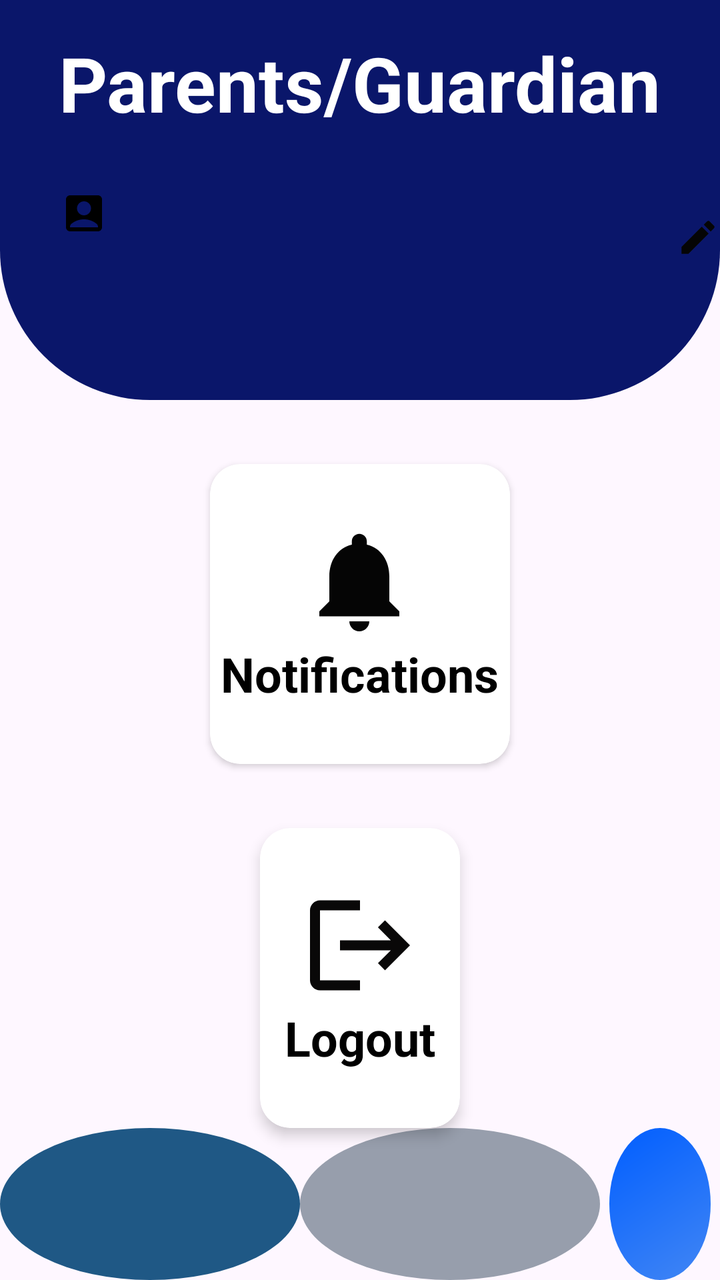
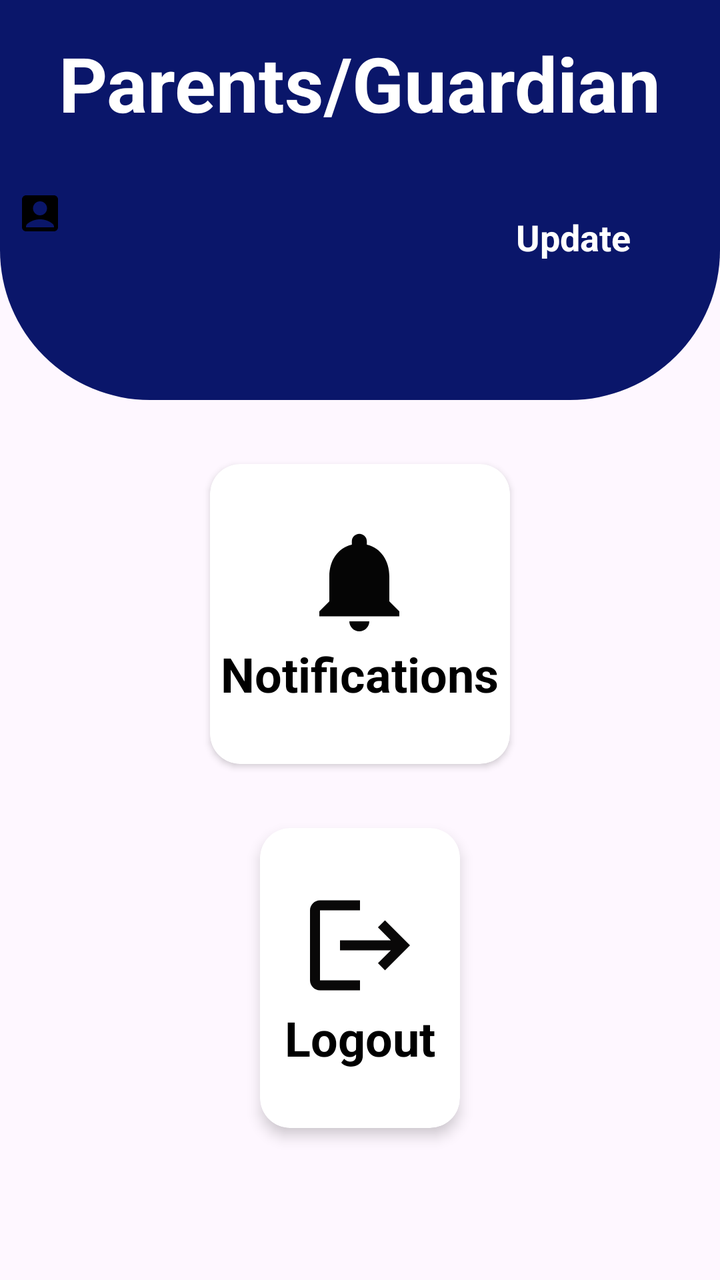

Screens rendered from an Android XML layout before and after an edit, with the pre-edit source and the edit as a unified diff.
<!-- AndroidManifest.xml: application theme Theme.Material3.Light.NoActionBar -->
<!-- res/layout/activity_parents.xml -->
<?xml version="1.0" encoding="utf-8"?>
<RelativeLayout xmlns:android="http://schemas.android.com/apk/res/android"
    xmlns:app="http://schemas.android.com/apk/res-auto"
    xmlns:tools="http://schemas.android.com/tools"
    android:id="@+id/u"
    android:layout_width="match_parent"
    android:layout_height="match_parent"
    tools:context=".Parents">

    
    <View
        android:id="@+id/view"
        android:layout_width="match_parent"
        android:layout_height="200dp"
        android:background="@drawable/bg_view" />

    
    <TextView
        android:id="@+id/pageName"
        android:layout_width="wrap_content"
        android:layout_height="wrap_content"
        android:text="@string/pageName"
        android:textSize="38sp"
        android:textStyle="bold"
        android:textColor="@color/white"
        android:layout_marginTop="16dp"
        android:layout_centerHorizontal="true" />

    
    <TextView
        android:id="@+id/user_name"
        android:layout_width="300dp"
        android:layout_height="wrap_content"
        android:layout_below="@id/pageName"
        android:layout_centerHorizontal="true"
        android:layout_marginTop="16dp"
        android:minHeight="48dp"
        app:drawableStartCompat="@drawable/user" />

    
    <ImageView
        android:id="@+id/update_parents"
        android:layout_width="wrap_content"
        android:layout_height="wrap_content"
        android:src="@drawable/edit"
        android:layout_toEndOf="@id/user_name"
        android:layout_alignBottom="@id/user_name"
        android:layout_marginStart="8dp" />

    
    <androidx.cardview.widget.CardView
        android:id="@+id/alert"
        android:layout_width="150dp"
        android:layout_height="150dp"
        android:layout_below="@id/view"
        android:layout_centerHorizontal="true"
        android:layout_marginTop="32dp"
        app:cardCornerRadius="15dp">

        <TextView
            android:layout_width="wrap_content"
            android:layout_height="wrap_content"
            android:text="@string/Notifications"
            android:textSize="24sp"
            android:textStyle="bold"
            android:layout_gravity="center"
            android:textColor="@color/black"
            app:drawableTopCompat="@drawable/notification" />

    </androidx.cardview.widget.CardView>

    
    <androidx.cardview.widget.CardView
        android:id="@+id/logout"
        android:layout_width="100dp"
        android:layout_height="150dp"
        android:layout_below="@id/alert"
        android:layout_centerHorizontal="true"
        android:layout_marginTop="32dp"
        app:cardCornerRadius="15dp"
        app:cardElevation="4dp">

        <TextView
            android:layout_width="wrap_content"
            android:layout_height="wrap_content"
            android:text="@string/logout"
            android:textSize="24sp"
            android:textStyle="bold"
            android:textColor="@color/black"
            android:layout_gravity="center"
            app:drawableTopCompat="@drawable/logout" />


    </androidx.cardview.widget.CardView>
    <ImageView
        android:id="@+id/fg"
        android:layout_width="150dp"
        android:layout_height="100dp"
        android:src="@drawable/fg_view"
        android:layout_below="@id/logout"
        android:contentDescription="@string/back"
        android:layout_alignParentBottom="true"/>
    <ImageView
        android:id="@+id/fg2"
        android:layout_width="150dp"
        android:layout_height="100dp"
        android:src="@drawable/fg_2nd"
        android:layout_below="@id/logout"
        android:contentDescription="@string/back"
        android:layout_alignParentBottom="true"
        android:layout_toEndOf="@+id/fg"/>
    <ImageView
        android:layout_width="150dp"
        android:layout_height="100dp"
        android:src="@drawable/water_drop"
        android:layout_below="@id/logout"
        android:contentDescription="@string/back"
        android:layout_alignParentBottom="true"
        android:layout_toEndOf="@+id/fg2"/>


</RelativeLayout>
<!-- resources referenced by this layout -->
<resources>
  <color name="black">#000</color>
  <color name="white">#FFFF</color>
  <!-- drawable bg_view (drawable) -->
  <?xml version="1.0" encoding="utf-8"?>
  <shape xmlns:android="http://schemas.android.com/apk/res/android">
  <corners android:bottomLeftRadius="75dp"
      android:bottomRightRadius="75dp"/>
      <solid android:color="@color/my_primary"/>
  </shape>
  <!-- drawable edit (drawable) -->
  <vector xmlns:android="http://schemas.android.com/apk/res/android" android:height="24dp" android:tint="#050505" android:viewportHeight="24" android:viewportWidth="24" android:width="24dp">
        
      <path android:fillColor="@android:color/white" android:pathData="M3,17.25V21h3.75L17.81,9.94l-3.75,-3.75L3,17.25zM20.71,7.04c0.39,-0.39 0.39,-1.02 0,-1.41l-2.34,-2.34c-0.39,-0.39 -1.02,-0.39 -1.41,0l-1.83,1.83 3.75,3.75 1.83,-1.83z"/>
      
  </vector>
  <!-- drawable fg_2nd (drawable) -->
  <?xml version="1.0" encoding="utf-8"?>
  <shape xmlns:android="http://schemas.android.com/apk/res/android"
      android:shape="oval">
      <solid android:color="#979EAC" />
  </shape>
  <!-- drawable fg_view (drawable) -->
  <?xml version="1.0" encoding="utf-8"?>
  <shape xmlns:android="http://schemas.android.com/apk/res/android"
      android:shape="oval">
      <solid android:color="#1F5885" />
  </shape>
  <!-- drawable logout (drawable) -->
  <vector xmlns:android="http://schemas.android.com/apk/res/android" android:autoMirrored="true" android:height="60dp" android:tint="#090808" android:viewportHeight="24" android:viewportWidth="24" android:width="60dp">
        
      <path android:fillColor="@android:color/white" android:pathData="M17,7l-1.41,1.41L18.17,11H8v2h10.17l-2.58,2.58L17,17l5,-5zM4,5h8V3H4c-1.1,0 -2,0.9 -2,2v14c0,1.1 0.9,2 2,2h8v-2H4V5z"/>
      
  </vector>
  <!-- drawable notification (drawable) -->
  <vector xmlns:android="http://schemas.android.com/apk/res/android" android:height="60dp" android:tint="#050505" android:viewportHeight="24" android:viewportWidth="24" android:width="60dp">
        
      <path android:fillColor="@android:color/white" android:pathData="M12,22c1.1,0 2,-0.9 2,-2h-4c0,1.1 0.89,2 2,2zM18,16v-5c0,-3.07 -1.64,-5.64 -4.5,-6.32L13.5,4c0,-0.83 -0.67,-1.5 -1.5,-1.5s-1.5,0.67 -1.5,1.5v0.68C7.63,5.36 6,7.92 6,11v5l-2,2v1h16v-1l-2,-2z"/>
      
  </vector>
  <!-- drawable user (drawable) -->
  <vector android:height="24dp" android:tint="#000000"
      android:viewportHeight="24" android:viewportWidth="24"
      android:width="24dp" xmlns:android="http://schemas.android.com/apk/res/android">
      <path android:fillColor="@android:color/white" android:pathData="M19,3H5C3.9,3 3,3.9 3,5v14c0,1.1 0.9,2 2,2h14c1.1,0 2,-0.9 2,-2V5C21,3.9 20.1,3 19,3zM12,6c1.93,0 3.5,1.57 3.5,3.5c0,1.93 -1.57,3.5 -3.5,3.5s-3.5,-1.57 -3.5,-3.5C8.5,7.57 10.07,6 12,6zM19,19H5v-0.23c0,-0.62 0.28,-1.2 0.76,-1.58C7.47,15.82 9.64,15 12,15s4.53,0.82 6.24,2.19c0.48,0.38 0.76,0.97 0.76,1.58V19z"/>
  </vector>
  <!-- drawable water_drop (drawable) -->
  <?xml version="1.0" encoding="utf-8"?>
  <shape xmlns:android="http://schemas.android.com/apk/res/android"
      android:shape="oval">
      
      <gradient
          android:startColor="#4286f4"
          android:endColor="#005eff"
          android:angle="135"/>
      
      <size
          android:width="48dp"
          android:height="72dp"/>
  </shape>
  <string name="Notifications">Notifications</string>
  <string name="back">back</string>
  <string name="logout">Logout</string>
  <string name="pageName">Parents/Guardian</string>
  <color name="my_primary">#0A166A</color>
</resources>

<!-- the commit's change to res/layout/activity_parents.xml (unified diff, before → after) -->
@@ -29,23 +29,27 @@
     
     <TextView
         android:id="@+id/user_name"
-        android:layout_width="300dp"
+        android:layout_width="250dp"
         android:layout_height="wrap_content"
         android:layout_below="@id/pageName"
-        android:layout_centerHorizontal="true"
+        android:padding="8dp"
         android:layout_marginTop="16dp"
         android:minHeight="48dp"
         app:drawableStartCompat="@drawable/user" />
 
     
-    <ImageView
+    <TextView
         android:id="@+id/update_parents"
-        android:layout_width="wrap_content"
+        android:layout_width="100dp"
         android:layout_height="wrap_content"
-        android:src="@drawable/edit"
+        android:text="@string/update"
+        android:textColor="@color/white"
+        android:textSize="18sp"
+        android:textStyle="bold"
         android:layout_toEndOf="@id/user_name"
         android:layout_alignBottom="@id/user_name"
-        android:layout_marginStart="8dp" />
+        android:layout_marginStart="8dp"
+        android:contentDescription="@string/update" />
 
     
     <androidx.cardview.widget.CardView
@@ -55,16 +59,17 @@
         android:layout_below="@id/view"
         android:layout_centerHorizontal="true"
         android:layout_marginTop="32dp"
-        app:cardCornerRadius="15dp">
+        app:cardCornerRadius="15dp"
+        tools:ignore="TextSizeCheck">
 
         <TextView
             android:layout_width="wrap_content"
             android:layout_height="wrap_content"
+            android:layout_gravity="center"
             android:text="@string/Notifications"
+            android:textColor="@color/black"
             android:textSize="24sp"
             android:textStyle="bold"
-            android:layout_gravity="center"
-            android:textColor="@color/black"
             app:drawableTopCompat="@drawable/notification" />
 
     </androidx.cardview.widget.CardView>
@@ -78,45 +83,19 @@
         android:layout_centerHorizontal="true"
         android:layout_marginTop="32dp"
         app:cardCornerRadius="15dp"
-        app:cardElevation="4dp">
+        app:cardElevation="4dp"
+        tools:ignore="TextSizeCheck">
 
         <TextView
             android:layout_width="wrap_content"
             android:layout_height="wrap_content"
+            android:layout_gravity="center"
             android:text="@string/logout"
+            android:textColor="@color/black"
             android:textSize="24sp"
             android:textStyle="bold"
-            android:textColor="@color/black"
-            android:layout_gravity="center"
             app:drawableTopCompat="@drawable/logout" />
 
 
     </androidx.cardview.widget.CardView>
-    <ImageView
-        android:id="@+id/fg"
-        android:layout_width="150dp"
-        android:layout_height="100dp"
-        android:src="@drawable/fg_view"
-        android:layout_below="@id/logout"
-        android:contentDescription="@string/back"
-        android:layout_alignParentBottom="true"/>
-    <ImageView
-        android:id="@+id/fg2"
-        android:layout_width="150dp"
-        android:layout_height="100dp"
-        android:src="@drawable/fg_2nd"
-        android:layout_below="@id/logout"
-        android:contentDescription="@string/back"
-        android:layout_alignParentBottom="true"
-        android:layout_toEndOf="@+id/fg"/>
-    <ImageView
-        android:layout_width="150dp"
-        android:layout_height="100dp"
-        android:src="@drawable/water_drop"
-        android:layout_below="@id/logout"
-        android:contentDescription="@string/back"
-        android:layout_alignParentBottom="true"
-        android:layout_toEndOf="@+id/fg2"/>
-
-
 </RelativeLayout>
<!-- resource entries referenced after the edit -->
@@ -8,24 +8,6 @@
   <corners android:bottomLeftRadius="75dp"
       android:bottomRightRadius="75dp"/>
       <solid android:color="@color/my_primary"/>
-  </shape>
-  <!-- drawable edit (drawable) -->
-  <vector xmlns:android="http://schemas.android.com/apk/res/android" android:height="24dp" android:tint="#050505" android:viewportHeight="24" android:viewportWidth="24" android:width="24dp">
-        
-      <path android:fillColor="@android:color/white" android:pathData="M3,17.25V21h3.75L17.81,9.94l-3.75,-3.75L3,17.25zM20.71,7.04c0.39,-0.39 0.39,-1.02 0,-1.41l-2.34,-2.34c-0.39,-0.39 -1.02,-0.39 -1.41,0l-1.83,1.83 3.75,3.75 1.83,-1.83z"/>
-      
-  </vector>
-  <!-- drawable fg_2nd (drawable) -->
-  <?xml version="1.0" encoding="utf-8"?>
-  <shape xmlns:android="http://schemas.android.com/apk/res/android"
-      android:shape="oval">
-      <solid android:color="#979EAC" />
-  </shape>
-  <!-- drawable fg_view (drawable) -->
-  <?xml version="1.0" encoding="utf-8"?>
-  <shape xmlns:android="http://schemas.android.com/apk/res/android"
-      android:shape="oval">
-      <solid android:color="#1F5885" />
   </shape>
   <!-- drawable logout (drawable) -->
   <vector xmlns:android="http://schemas.android.com/apk/res/android" android:autoMirrored="true" android:height="60dp" android:tint="#090808" android:viewportHeight="24" android:viewportWidth="24" android:width="60dp">
@@ -45,24 +27,10 @@
       android:width="24dp" xmlns:android="http://schemas.android.com/apk/res/android">
       <path android:fillColor="@android:color/white" android:pathData="M19,3H5C3.9,3 3,3.9 3,5v14c0,1.1 0.9,2 2,2h14c1.1,0 2,-0.9 2,-2V5C21,3.9 20.1,3 19,3zM12,6c1.93,0 3.5,1.57 3.5,3.5c0,1.93 -1.57,3.5 -3.5,3.5s-3.5,-1.57 -3.5,-3.5C8.5,7.57 10.07,6 12,6zM19,19H5v-0.23c0,-0.62 0.28,-1.2 0.76,-1.58C7.47,15.82 9.64,15 12,15s4.53,0.82 6.24,2.19c0.48,0.38 0.76,0.97 0.76,1.58V19z"/>
   </vector>
-  <!-- drawable water_drop (drawable) -->
-  <?xml version="1.0" encoding="utf-8"?>
-  <shape xmlns:android="http://schemas.android.com/apk/res/android"
-      android:shape="oval">
-      
-      <gradient
-          android:startColor="#4286f4"
-          android:endColor="#005eff"
-          android:angle="135"/>
-      
-      <size
-          android:width="48dp"
-          android:height="72dp"/>
-  </shape>
   <string name="Notifications">Notifications</string>
-  <string name="back">back</string>
   <string name="logout">Logout</string>
   <string name="pageName">Parents/Guardian</string>
+  <string name="update">Update</string>
   <color name="my_primary">#0A166A</color>
 </resources>
 
